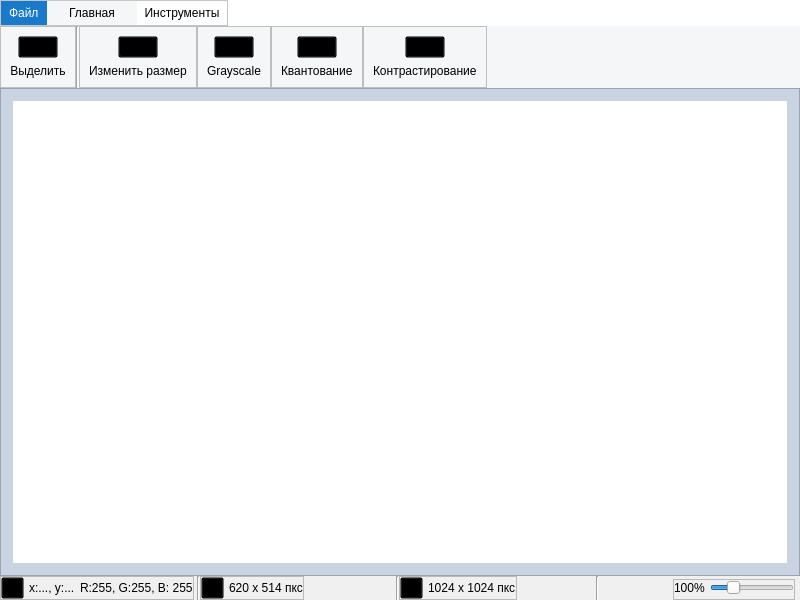
The window that views/ui/main_window.ui (Vityshha/educational-photoshop) describes before a commit, drawn with Qt 5.
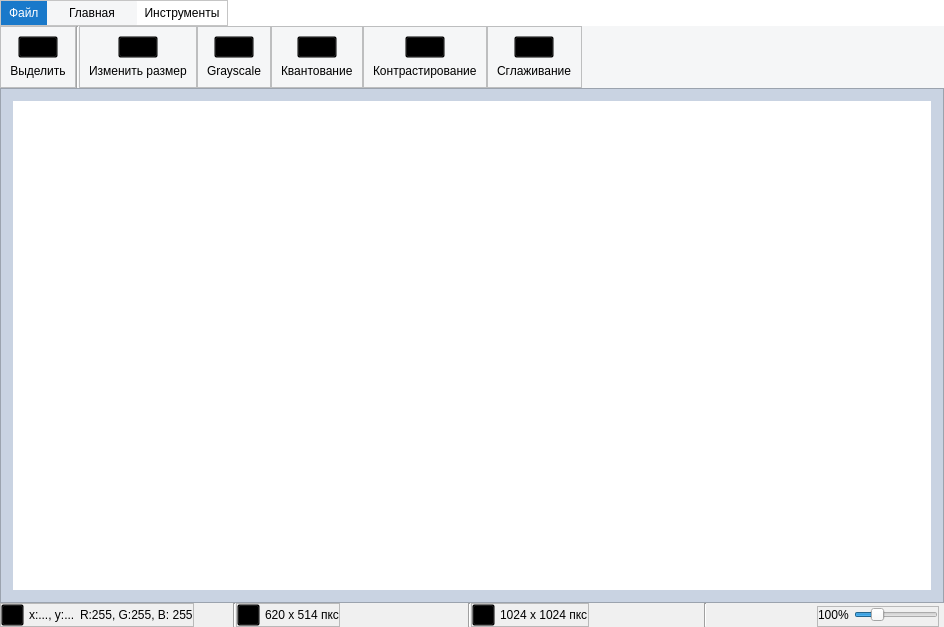
The same window after the commit. Icons and pictures are not drawn.

```diff
--- a/views/ui/main_window.ui
+++ b/views/ui/main_window.ui
@@ -6,8 +6,8 @@
    <rect>
     <x>0</x>
     <y>0</y>
-    <width>800</width>
-    <height>600</height>
+    <width>944</width>
+    <height>627</height>
    </rect>
   </property>
   <property name="windowTitle">
@@ -456,6 +456,36 @@
                 </layout>
                </widget>
               </item>
+              <item>
+               <widget class="QFrame" name="frame_13">
+                <property name="frameShape">
+                 <enum>QFrame::StyledPanel</enum>
+                </property>
+                <property name="frameShadow">
+                 <enum>QFrame::Raised</enum>
+                </property>
+                <layout class="QVBoxLayout" name="verticalLayout_9">
+                 <item alignment="Qt::AlignHCenter">
+                  <widget class="QPushButton" name="btn_smoothing">
+                   <property name="styleSheet">
+                    <string notr="true">background-color: transparent;
+image: url(:/newPrefix/images/cadence.png);</string>
+                   </property>
+                   <property name="text">
+                    <string/>
+                   </property>
+                  </widget>
+                 </item>
+                 <item alignment="Qt::AlignHCenter">
+                  <widget class="QLabel" name="label_5">
+                   <property name="text">
+                    <string>Сглаживание</string>
+                   </property>
+                  </widget>
+                 </item>
+                </layout>
+               </widget>
+              </item>
               <item>
                <spacer name="horizontalSpacer_2">
                 <property name="orientation">
@@ -525,8 +555,8 @@
            <rect>
             <x>0</x>
             <y>0</y>
-            <width>792</width>
-            <height>478</height>
+            <width>936</width>
+            <height>504</height>
            </rect>
           </property>
           <layout class="QVBoxLayout" name="verticalLayout_5">
```
